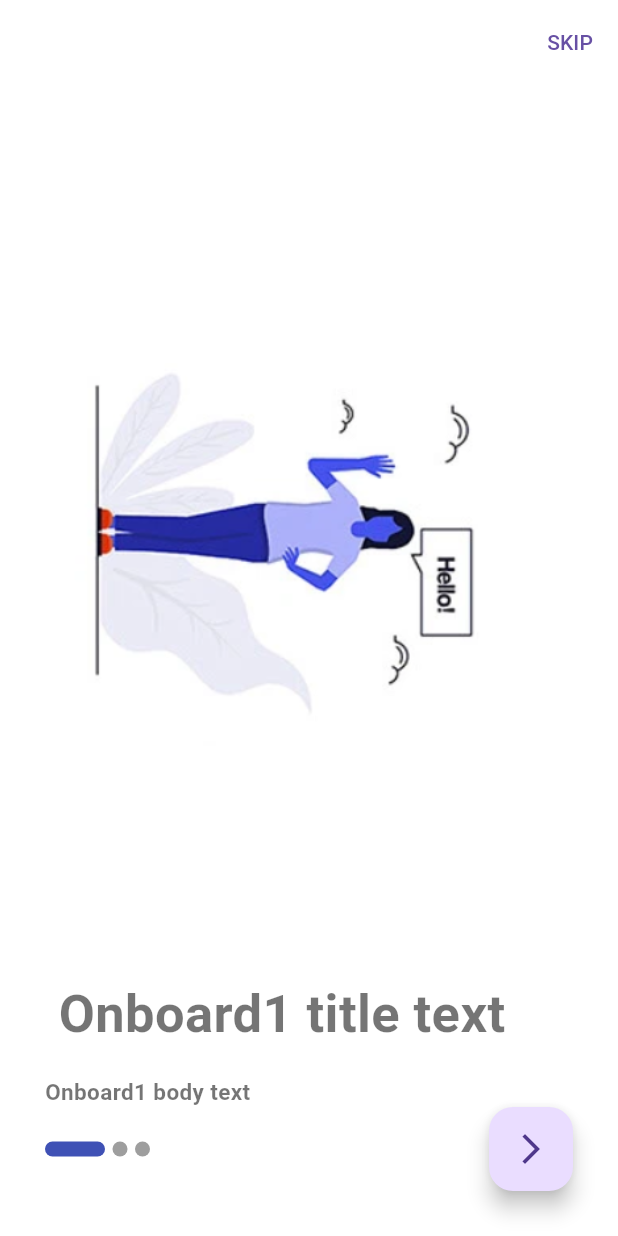
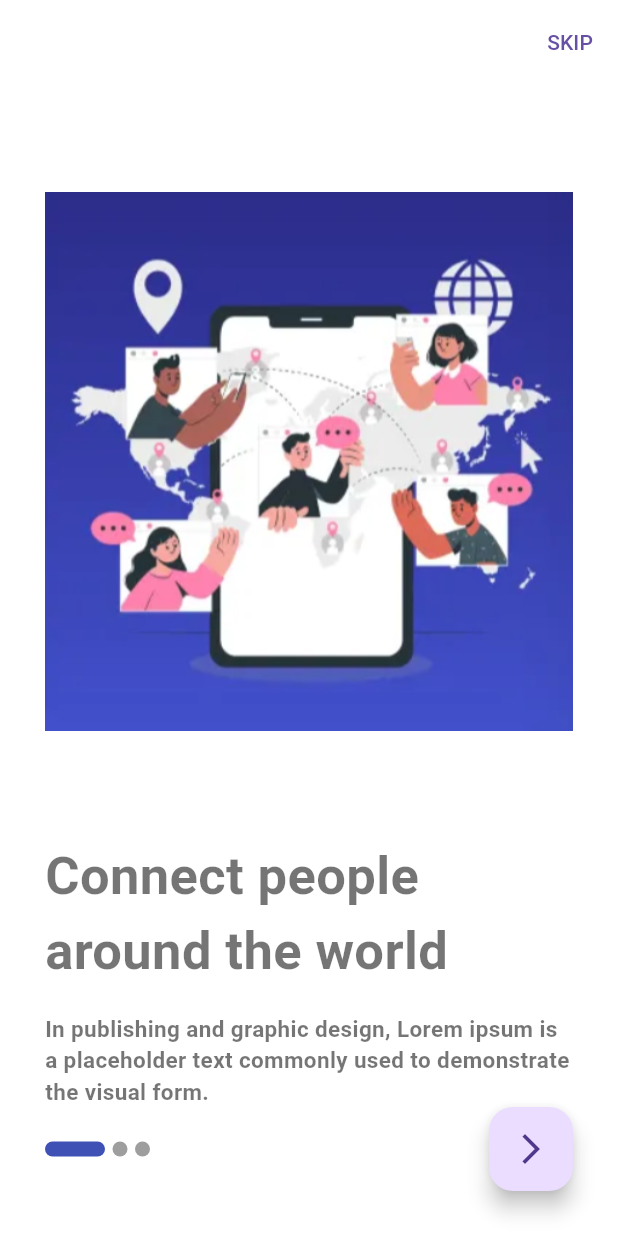
Before and after one commit to mohammedshawwal/SocialApp, a Flutter app: the screen it shows after launch, on a phone screen of 412 x 824 dp. Run offline on Flutter 3.47's test engine with Material 3 defaults, Android fonts, the phone set to English and light mode, and no system bars; drawn by our look-alikes of smooth_page_indicator; our stand-ins replace bloc, cloud_firestore, conditional_builder_null_safety, dio, file_picker, firebase_auth and 5 more; accounts and stored records are empty.

Commit message:
اضافه السيرش وتعديل بعض الديزين واضافه اللوج اوت

```diff
--- a/lib/APP_Cubit/cubit.dart
+++ b/lib/APP_Cubit/cubit.dart
@@ -60,7 +60,7 @@ class SocialAppCubit extends Cubit<SocialAppStates> {
   ];
 
   void changeBottomNav(int index) {
-    if(index == 2){
+    if(index == 2 && allUsers.isEmpty){
       getAllUsers();
     }
     if (index == 1) {
@@ -428,10 +428,13 @@ class SocialAppCubit extends Cubit<SocialAppStates> {
     });
   }
   List<MassageModel> messages = [];
+  bool messagesLoading = true;
 
   void getMassage({
     required String receiverId,
   }) {
+    messagesLoading = true;
+    emit(GetMassageLoadingState());
     FirebaseFirestore.instance
         .collection('users')
         .doc(model!.uId)
--- a/lib/APP_Cubit/states.dart
+++ b/lib/APP_Cubit/states.dart
@@ -105,7 +105,7 @@ class SendMassageErrorState extends SocialAppStates{
 
 
 class GetMassageSuccessState extends SocialAppStates{}
-
+class GetMassageLoadingState extends SocialAppStates{}
 class SocialGetMessagesLoadingState extends SocialAppStates{
 
 }
--- a/lib/App_Screens/Chats/Chats.dart
+++ b/lib/App_Screens/Chats/Chats.dart
@@ -4,6 +4,7 @@ import 'package:shop_pix/App_Screens/ChatsDetailsScreen/Chat_Details.dart';
 import 'package:shop_pix/models/CreateUser_model.dart';
 import '../../APP_Cubit/cubit.dart';
 import '../../APP_Cubit/states.dart';
+import '../Search/Search_details.dart';
 
 class Chats extends StatelessWidget {
   const Chats({super.key});
@@ -18,8 +19,28 @@ class Chats extends StatelessWidget {
 
         return Scaffold(
           appBar: AppBar(
-            title: Text('Tap On Your Fiends To Chat With ....'),
+            title:  Text('Chats'),
+
+
+            actions: [
+
+              IconButton(
+                  onPressed: (){
+
+                    Navigator.push(
+                      context,
+                      MaterialPageRoute(
+                        builder: (context) => SearchScreen(),
+                      ),
+                    );
+                  },
+                  icon: Icon(Icons.search
+                  )
+              ),
+
+            ],
           ),
+
           body: Padding(
             padding: const EdgeInsets.all(15.0),
             child: ListView.separated(
--- a/lib/main.dart
+++ b/lib/main.dart
@@ -30,15 +30,25 @@ class MyApp extends StatelessWidget {
           SocialAppCubit()..getUserData()..getPosts(),
         ),
       ],
-      child: MaterialApp(
-        title: 'Social App',
-        debugShowCheckedModeBanner: false,
-        theme: lightTheme,
-        darkTheme: darkTheme,
-        themeMode: SocialAppCubit().isDark ? ThemeMode.dark : ThemeMode.light,
+      child: BlocConsumer<SocialAppCubit, SocialAppStates>(
+          listener: (context, state) {},
+          builder: (context, state) {
+            var cubit = SocialAppCubit.get(context);
+            return MaterialApp(
+              title: 'Social App',
+              debugShowCheckedModeBanner: false,
+              theme: lightTheme,
+              darkTheme: darkTheme,
+              themeMode: cubit.isDark ? ThemeMode.dark : ThemeMode
+                  .light,
 
 
-        home: FirebaseAuth.instance.currentUser == null? OnBoardingScreen():HomeLayout(),
+              home: FirebaseAuth.instance.currentUser == null
+                  ? OnBoardingScreen()
+                  : HomeLayout(),
+            );
+
+          }
       ),
     );
   }
--- a/lib/on_boarding/onBoardingScreen.dart
+++ b/lib/on_boarding/onBoardingScreen.dart
@@ -29,18 +29,18 @@ var boardController = PageController();
   List<BoardingModel> boarding =[
     BoardingModel(
       image: 'assets/onboarding1.png',
-      title: ' Onboard1 title text',
-      body: 'Onboard1 body text',
+      title: 'Connect people around the world',
+      body: 'In publishing and graphic design, Lorem ipsum is a placeholder text commonly used to demonstrate the visual form.',
     ),
     BoardingModel(
       image: 'assets/onboarding2.png',
-      title: ' Onboard2 title text',
-      body: 'Onboard2 body text',
+      title: ' Live your life smarter with us!',
+      body: 'In publishing and graphic design, Lorem ipsum is a placeholder text commonly used to demonstrate the visual form.',
     ),
     BoardingModel(
       image: 'assets/onboarding3.png',
-      title: ' Onboard3 title text',
-      body: 'Onboard3 body text',
+      title: ' Get a new experience of imagination',
+      body: 'In publishing and graphic design, Lorem ipsum is a placeholder text commonly used to demonstrate the visual form.',
     ),
   ];
  bool isLast = false;
--- a/lib/theme/dark_theme.dart
+++ b/lib/theme/dark_theme.dart
@@ -15,9 +15,9 @@ ThemeData darkTheme = ThemeData(
     ),
   ),
   bottomNavigationBarTheme: const BottomNavigationBarThemeData(
-    backgroundColor: Color(0xFF1F1F1F),
+    backgroundColor: Color(0xFF121212),
     selectedItemColor: Colors.blue,
-    unselectedItemColor: Colors.grey,
+    unselectedItemColor: Colors.white,
     elevation: 5,
     type: BottomNavigationBarType.fixed,
   ),
```
Also changed, not shown: lib/App_Screens/ChatsDetailsScreen/Chat_Details.dart (+10 -7 lines), lib/App_Screens/New_feeds/newfeed.dart (+38 -1 lines), lib/App_Screens/Settings/Setting.dart (+6 -1 lines), lib/home_layout/home.dart (+1 -38 lines), pubspec.yaml (+9 -1 lines), assets/app_icon.png (added), assets/onboarding1.png, assets/onboarding2.png, assets/onboarding3.png, pubspec.lock, 28 other files.
